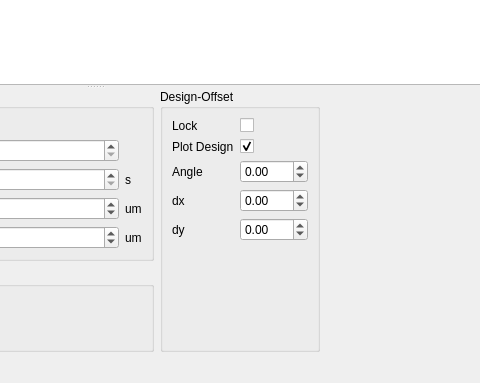
This is mainwindow.ui in MerlinSmiles/lithocontrol as Qt 5 draws it before an edit; both pictures show x 433 to 913 and y 495 to 878 of the 1059 by 878 pixel window. The edited form follows.
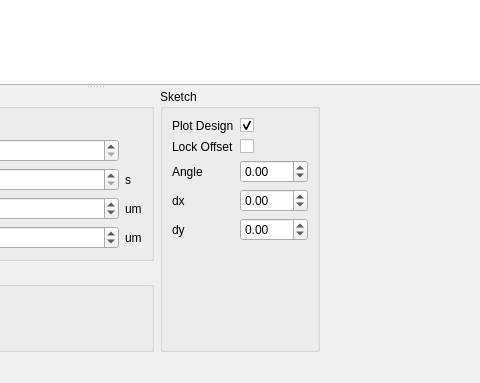
This is the edited form.

```diff
--- a/mainwindow.ui
+++ b/mainwindow.ui
@@ -719,20 +719,10 @@
          <item row="0" column="7">
           <widget class="QGroupBox" name="groupBox_3">
            <property name="title">
-            <string>Design-Offset</string>
+            <string>Sketch</string>
            </property>
            <layout class="QGridLayout" name="gridLayout_6">
-            <item row="1" column="1">
-             <widget class="QCheckBox" name="offset_check_design">
-              <property name="text">
-               <string/>
-              </property>
-              <property name="checked">
-               <bool>true</bool>
-              </property>
-             </widget>
-            </item>
-            <item row="0" column="0">
+            <item row="1" column="0">
              <widget class="QLabel" name="label_13">
               <property name="sizePolicy">
                <sizepolicy hsizetype="Maximum" vsizetype="Preferred">
@@ -741,11 +731,11 @@
                </sizepolicy>
               </property>
               <property name="text">
-               <string>Lock</string>
+               <string>Lock Offset</string>
               </property>
              </widget>
             </item>
-            <item row="0" column="1">
+            <item row="1" column="1">
              <widget class="QCheckBox" name="offset_check_lock">
               <property name="text">
                <string/>
@@ -776,14 +766,7 @@
               </property>
              </widget>
             </item>
-            <item row="1" column="0">
-             <widget class="QLabel" name="label_20">
-              <property name="text">
-               <string>Plot Design</string>
-              </property>
-             </widget>
-            </item>
-            <item row="5" column="0">
+            <item row="6" column="0">
              <spacer name="verticalSpacer_4">
               <property name="orientation">
                <enum>Qt::Vertical</enum>
@@ -838,6 +821,23 @@
               </property>
              </widget>
             </item>
+            <item row="0" column="0">
+             <widget class="QLabel" name="label_20">
+              <property name="text">
+               <string>Plot Design</string>
+              </property>
+             </widget>
+            </item>
+            <item row="0" column="1">
+             <widget class="QCheckBox" name="offset_check_design">
+              <property name="text">
+               <string/>
+              </property>
+              <property name="checked">
+               <bool>true</bool>
+              </property>
+             </widget>
+            </item>
            </layout>
           </widget>
          </item>
```
Left out of the diff: 12 changed lines with no effect on the pictures.
